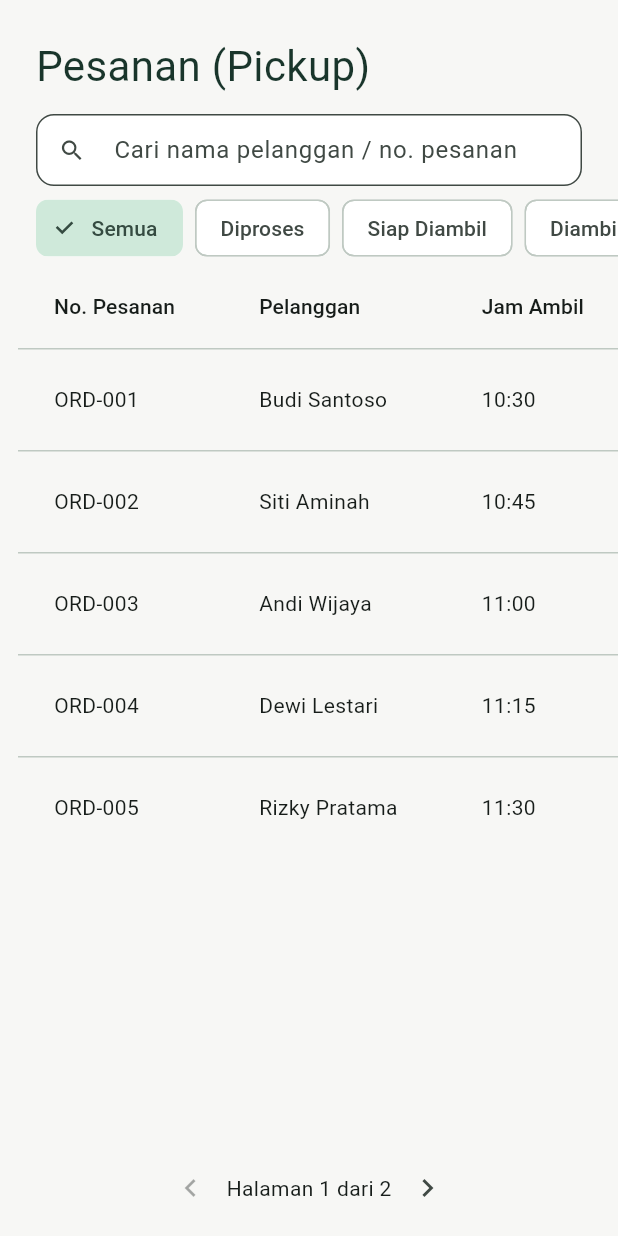
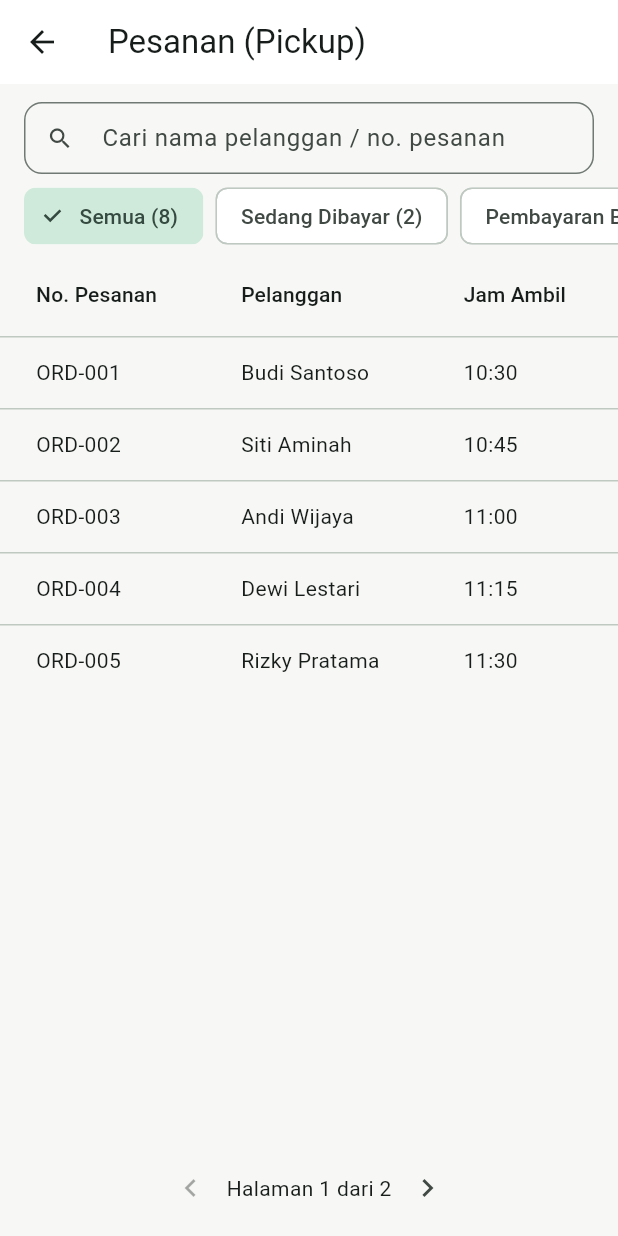
Before and after one commit to theeyogz/ibcdining, a Flutter app: the AdminPesananPage screen opened directly, on a phone screen of 412 x 824 dp. Run offline on Flutter 3.47's test engine with Material 3 defaults, Android fonts, the phone set to English and light mode, and no system bars; accounts and stored records are empty; Roboto replaces fonts that are missing (Times New Roman).

Commit message:
update admin pesanan page

```diff
--- a/lib/screens/admin_pesanan_page.dart
+++ b/lib/screens/admin_pesanan_page.dart
@@ -1,64 +1,124 @@
+import 'dart:math' show min;
+
 import 'package:flutter/material.dart';
 
-/// 1. MODEL DATA
+// ============================================================
+// CATATAN: semua nama selain AdminPesananPage diawali "_"
+// (privat). Dart tidak mengizinkan nama privat terlihat di file
+// lain, sehingga TIDAK MUNGKIN bentrok dengan common.dart,
+// admin_screens.dart, atau file lain di project.
+// ============================================================
 
-enum AdminOrderStatus { diproses, siapDiambil, diambil }
+// ------------------------------------------------------------
+// 1. MODEL DATA
+// ------------------------------------------------------------
 
-extension AdminOrderStatusX on AdminOrderStatus {
+enum _Status {
+  sedangDibayar,
+  pembayaranBerhasil,
+  sedangDiproses,
+  pesananSiap,
+  diambil,
+  dibatalkan,
+}
+
+/// Urutan alur normal pesanan (untuk timeline di modal).
+const List<_Status> _alur = [
+  _Status.sedangDibayar,
+  _Status.pembayaranBerhasil,
+  _Status.sedangDiproses,
+  _Status.pesananSiap,
+  _Status.diambil,
+];
+
+extension _StatusX on _Status {
   String get label {
     switch (this) {
-      case AdminOrderStatus.diproses:
-        return 'Diproses';
-      case AdminOrderStatus.siapDiambil:
-        return 'Siap Diambil';
-      case AdminOrderStatus.diambil:
+      case _Status.sedangDibayar:
+        return 'Sedang Dibayar';
+      case _Status.pembayaranBerhasil:
+        return 'Pembayaran Berhasil';
+      case _Status.sedangDiproses:
+        return 'Sedang Diproses';
+      case _Status.pesananSiap:
+        return 'Pesanan Siap';
+      case _Status.diambil:
         return 'Diambil';
+      case _Status.dibatalkan:
+        return 'Dibatalkan';
     }
   }
 
   Color get color {
     switch (this) {
-      case AdminOrderStatus.diproses:
+      case _Status.sedangDibayar:
+        return Colors.deepPurple;
+      case _Status.pembayaranBerhasil:
+        return Colors.teal;
+      case _Status.sedangDiproses:
         return Colors.orange;
-      case AdminOrderStatus.siapDiambil:
+      case _Status.pesananSiap:
         return Colors.blue;
-      case AdminOrderStatus.diambil:
+      case _Status.diambil:
         return Colors.green;
+      case _Status.dibatalkan:
+        return Colors.red;
     }
   }
 
-  /// Status berikutnya dalam alur pesanan (null jika sudah final).
-  AdminOrderStatus? get next {
+  IconData get icon {
     switch (this) {
-      case AdminOrderStatus.diproses:
-        return AdminOrderStatus.siapDiambil;
-      case AdminOrderStatus.siapDiambil:
-        return AdminOrderStatus.diambil;
-      case AdminOrderStatus.diambil:
+      case _Status.sedangDibayar:
+        return Icons.hourglass_top;
+      case _Status.pembayaranBerhasil:
+        return Icons.payments_outlined;
+      case _Status.sedangDiproses:
+        return Icons.soup_kitchen_outlined;
+      case _Status.pesananSiap:
+        return Icons.shopping_bag_outlined;
+      case _Status.diambil:
+        return Icons.check_circle_outline;
+      case _Status.dibatalkan:
+        return Icons.cancel_outlined;
+    }
+  }
+
+  /// Status berikutnya yang boleh dipilih ADMIN.
+  /// sedangDibayar & dibatalkan -> null (diatur otomatis oleh sistem).
+  _Status? get next {
+    switch (this) {
+      case _Status.pembayaranBerhasil:
+        return _Status.sedangDiproses;
+      case _Status.sedangDiproses:
+        return _Status.pesananSiap;
+      case _Status.pesananSiap:
+        return _Status.diambil;
+      default:
         return null;
     }
   }
 
-  /// Teks tombol aksi admin.
   String? get actionLabel {
     switch (this) {
-      case AdminOrderStatus.diproses:
+      case _Status.pembayaranBerhasil:
+        return 'Proses Pesanan';
+      case _Status.sedangDiproses:
         return 'Tandai Siap';
-      case AdminOrderStatus.siapDiambil:
+      case _Status.pesananSiap:
         return 'Tandai Diambil';
-      case AdminOrderStatus.diambil:
+      default:
         return null;
     }
   }
 }
 
-class AdminOrderItem {
+class _Item {
   final String nama;
   final int qty;
   final int hargaSatuan;
   final String? catatan;
 
-  const AdminOrderItem({
+  const _Item({
     required this.nama,
     required this.qty,
     required this.hargaSatuan,
@@ -68,28 +128,34 @@ class AdminOrderItem {
   int get subtotal => qty * hargaSatuan;
 }
 
-class AdminOrder {
+class _Order {
   final String noPesanan;
   final String namaPelanggan;
   final String jamAmbil;
   final String metodeBayar;
-  final List<AdminOrderItem> items;
-  AdminOrderStatus status;
+  final List<_Item> items;
+  _Status status;
 
-  AdminOrder({
+  _Order({
     required this.noPesanan,
     required this.namaPelanggan,
     required this.jamAmbil,
     required this.metodeBayar,
     required this.items,
-    this.status = AdminOrderStatus.diproses,
+    required this.status,
   });
 
-  int get total => items.fold(0, (sum, item) => sum + item.subtotal);
+  int get total {
+    int sum = 0;
+    for (final item in items) {
+      sum += item.subtotal;
+    }
+    return sum;
+  }
 }
 
-/// Format angka -> "Rp 15.000"
-String _rupiah(int value) {
+/// Format angka menjadi "Rp 15.000"
+String _formatRupiah(int value) {
   final s = value.toString();
   final buf = StringBuffer();
   for (int i = 0; i < s.length; i++) {
@@ -99,7 +165,9 @@ String _rupiah(int value) {
   return 'Rp $buf';
 }
 
-/// 2. HALAMAN ADMIN - PESANAN (PICKUP)
+// ------------------------------------------------------------
+// 2. HALAMAN ADMIN - PESANAN (PICKUP)
+// ------------------------------------------------------------
 
 class AdminPesananPage extends StatefulWidget {
   const AdminPesananPage({super.key});
@@ -110,101 +178,101 @@ class AdminPesananPage extends StatefulWidget {
 
 class _AdminPesananPageState extends State<AdminPesananPage> {
   // Data contoh. Ganti dengan data dari Firebase/API milikmu.
-  final List<AdminOrder> _orders = [
-    AdminOrder(
+  final List<_Order> _orders = [
+    _Order(
       noPesanan: 'ORD-001',
       namaPelanggan: 'Budi Santoso',
       jamAmbil: '10:30',
       metodeBayar: 'QRIS',
+      status: _Status.sedangDibayar,
       items: const [
-        AdminOrderItem(
-            nama: 'Kopi Susu',
-            qty: 2,
-            hargaSatuan: 18000,
-            catatan: 'Less sugar'),
-        AdminOrderItem(nama: 'Roti Bakar', qty: 1, hargaSatuan: 15000),
+        _Item(nama: 'Kopi Susu', qty: 2, hargaSatuan: 18000, catatan: 'Less sugar'),
+        _Item(nama: 'Roti Bakar', qty: 1, hargaSatuan: 15000),
       ],
     ),
-    AdminOrder(
+    _Order(
       noPesanan: 'ORD-002',
       namaPelanggan: 'Siti Aminah',
       jamAmbil: '10:45',
-      metodeBayar: 'Tunai',
-      status: AdminOrderStatus.siapDiambil,
+      metodeBayar: 'Transfer Bank',
+      status: _Status.pembayaranBerhasil,
       items: const [
-        AdminOrderItem(
-            nama: 'Matcha Latte',
-            qty: 1,
-            hargaSatuan: 22000,
-            catatan: 'Es banyak'),
+        _Item(nama: 'Matcha Latte', qty: 1, hargaSatuan: 22000, catatan: 'Es banyak'),
       ],
     ),
-    AdminOrder(
+    _Order(
       noPesanan: 'ORD-003',
       namaPelanggan: 'Andi Wijaya',
       jamAmbil: '11:00',
-      metodeBayar: 'Transfer',
-      status: AdminOrderStatus.diambil,
+      metodeBayar: 'Kartu Kredit',
+      status: _Status.diambil,
       items: const [
-        AdminOrderItem(nama: 'Nasi Goreng', qty: 2, hargaSatuan: 25000),
-        AdminOrderItem(nama: 'Es Teh', qty: 2, hargaSatuan: 6000),
+        _Item(nama: 'Nasi Goreng', qty: 2, hargaSatuan: 25000),
+        _Item(nama: 'Es Teh', qty: 2, hargaSatuan: 6000),
       ],
     ),
-    AdminOrder(
+    _Order(
       noPesanan: 'ORD-004',
       namaPelanggan: 'Dewi Lestari',
       jamAmbil: '11:15',
       metodeBayar: 'QRIS',
+      status: _Status.sedangDiproses,
       items: const [
-        AdminOrderItem(nama: 'Croissant', qty: 3, hargaSatuan: 17000),
+        _Item(nama: 'Croissant', qty: 3, hargaSatuan: 17000),
       ],
     ),
-    AdminOrder(
+    _Order(
       noPesanan: 'ORD-005',
       namaPelanggan: 'Rizky Pratama',
       jamAmbil: '11:30',
-      metodeBayar: 'Tunai',
+      metodeBayar: 'QRIS',
+      status: _Status.sedangDiproses,
       items: const [
-        AdminOrderItem(nama: 'Americano', qty: 1, hargaSatuan: 16000),
-        AdminOrderItem(
-            nama: 'Donat',
-            qty: 2,
-            hargaSatuan: 8000,
-            catatan: 'Dipisah kemasan'),
+        _Item(nama: 'Americano', qty: 1, hargaSatuan: 16000),
+        _Item(nama: 'Donat', qty: 2, hargaSatuan: 8000, catatan: 'Dipisah kemasan'),
       ],
     ),
-    AdminOrder(
+    _Order(
       noPesanan: 'ORD-006',
       namaPelanggan: 'Maya Putri',
       jamAmbil: '11:45',
-      metodeBayar: 'QRIS',
-      status: AdminOrderStatus.siapDiambil,
+      metodeBayar: 'Transfer Bank',
+      status: _Status.pesananSiap,
       items: const [
-        AdminOrderItem(nama: 'Mie Goreng', qty: 1, hargaSatuan: 20000),
+        _Item(nama: 'Mie Goreng', qty: 1, hargaSatuan: 20000),
       ],
     ),
-    AdminOrder(
+    _Order(
       noPesanan: 'ORD-007',
       namaPelanggan: 'Fajar Nugroho',
       jamAmbil: '12:00',
-      metodeBayar: 'Transfer',
+      metodeBayar: 'Kartu Kredit',
+      status: _Status.sedangDibayar,
       items: const [
-        AdminOrderItem(nama: 'Latte', qty: 2, hargaSatuan: 20000),
+        _Item(nama: 'Latte', qty: 2, hargaSatuan: 20000),
+      ],
+    ),
+    _Order(
+      noPesanan: 'ORD-008',
+      namaPelanggan: 'Lina Marlina',
+      jamAmbil: '12:15',
+      metodeBayar: 'QRIS',
+      status: _Status.dibatalkan,
+      items: const [
+        _Item(nama: 'Sandwich', qty: 1, hargaSatuan: 24000),
       ],
     ),
   ];
 
-  // State untuk filter, pencarian, dan pagination
-  AdminOrderStatus? _statusFilter; // null = semua
+  _Status? _statusFilter; // null = semua
   String _query = '';
   int _page = 0;
   static const int _perPage = 5;
 
-  /// Daftar pesanan setelah disaring status + kata kunci.
-  List<AdminOrder> get _filtered {
+  List<_Order> get _filtered {
+    final q = _query.toLowerCase();
     return _orders.where((o) {
       final cocokStatus = _statusFilter == null || o.status == _statusFilter;
-      final q = _query.toLowerCase();
       final cocokCari = q.isEmpty ||
           o.namaPelanggan.toLowerCase().contains(q) ||
           o.noPesanan.toLowerCase().contains(q);
@@ -217,34 +285,48 @@ class _AdminPesananPageState extends State<AdminPesananPage> {
     return n == 0 ? 1 : n;
   }
 
-  /// Potongan data untuk halaman aktif saja.
-  List<AdminOrder> get _pageItems {
+  List<_Order> get _pageItems {
     final list = _filtered;
     final start = _page * _perPage;
     if (start >= list.length) return [];
-    final end = (start + _perPage).clamp(0, list.length);
+    final end = min(start + _perPage, list.length);
     return list.sublist(start, end);
   }
 
-  void _ubahStatus(AdminOrder order) {
+  int _hitung(_Status? status) {
+    if (status == null) return _orders.length;
+    int n = 0;
+    for (final o in _orders) {
+      if (o.status == status) n++;
+    }
+    return n;
+  }
+
+  void _ubahStatus(_Order order) {
     final next = order.status.next;
     if (next == null) return;
-    setState(() => order.status = next);
+    setState(() {
+      order.status = next;
+      if (_page >= _pageCount) _page = _pageCount - 1;
+    });
     ScaffoldMessenger.of(context).showSnackBar(
       SnackBar(content: Text('${order.noPesanan} → ${next.label}')),
     );
-    // TODO: kirim perubahan ke backend (Firestore/API) di sini
-    // supaya tampilan user ikut berubah.
+    // TODO: kirim perubahan status ke backend (Firestore/API) di sini
+    // supaya tampilan pelanggan ikut berubah.
   }
 
-  void _lihatDetail(AdminOrder order) {
+  void _lihatDetail(_Order order) {
     showModalBottomSheet(
       context: context,
       isScrollControlled: true,
       shape: const RoundedRectangleBorder(
         borderRadius: BorderRadius.vertical(top: Radius.circular(20)),
       ),
-      builder: (_) => _DetailPesananSheet(order: order),
+      builder: (_) => _DetailSheet(
+        order: order,
+        onUbahStatus: () => _ubahStatus(order),
+      ),
     );
   }
 
@@ -252,33 +334,17 @@ class _AdminPesananPageState extends State<AdminPesananPage> {
   Widget build(BuildContext context) {
     final items = _pageItems;
 
-    return Column(
+    return Scaffold(
+      appBar: AppBar(title: const Text('Pesanan (Pickup)')),
+      body: Column(
         children: [
-        // ---------- Judul ----------
-        const Padding(
-          padding: EdgeInsets.fromLTRB(24, 24, 24, 0),
-          child: Align(
-            alignment: Alignment.centerLeft,
-            child: Text(
-              'Pesanan (Pickup)',
-              style: TextStyle(
-                fontSize: 28,
-                fontFamily: 'Times New Roman',
-                color: Color(0xFF19352B),
-              ),
-            ),
-          ),
-        ),
-
           // ---------- Pencarian ----------
           Padding(
-          padding: const EdgeInsets.fromLTRB(24, 12, 24, 4),
+            padding: const EdgeInsets.fromLTRB(16, 12, 16, 4),
             child: TextField(
               decoration: InputDecoration(
                 hintText: 'Cari nama pelanggan / no. pesanan',
                 prefixIcon: const Icon(Icons.search),
-              filled: true,
-              fillColor: Colors.white,
                 border: OutlineInputBorder(
                   borderRadius: BorderRadius.circular(12),
                 ),
@@ -286,7 +352,7 @@ class _AdminPesananPageState extends State<AdminPesananPage> {
               ),
               onChanged: (v) => setState(() {
                 _query = v;
-              _page = 0; // kembali ke halaman pertama
+                _page = 0;
               }),
             ),
           ),
@@ -294,26 +360,23 @@ class _AdminPesananPageState extends State<AdminPesananPage> {
           // ---------- Filter status ----------
           SingleChildScrollView(
             scrollDirection: Axis.horizontal,
-          padding: const EdgeInsets.symmetric(horizontal: 20),
+            padding: const EdgeInsets.symmetric(horizontal: 12),
             child: Row(
               children: [
                 _filterChip('Semua', null),
-              for (final s in AdminOrderStatus.values) _filterChip(s.label, s),
+                for (final s in _Status.values) _filterChip(s.label, s),
               ],
             ),
           ),
 
-        // ---------- Tabel pesanan ----------
+          // ---------- Tabel ----------
           Expanded(
             child: items.isEmpty
                 ? const Center(child: Text('Tidak ada pesanan ditemukan'))
                 : SingleChildScrollView(
               child: SingleChildScrollView(
                 scrollDirection: Axis.horizontal,
-                    padding: const EdgeInsets.symmetric(horizontal: 12),
                 child: DataTable(
-                      dataRowMinHeight: 52,
-                      dataRowMaxHeight: 68,
                   columns: const [
                     DataColumn(label: Text('No. Pesanan')),
                     DataColumn(label: Text('Pelanggan')),
@@ -330,17 +393,18 @@ class _AdminPesananPageState extends State<AdminPesananPage> {
           ),
 
           // ---------- Pagination ----------
-        _buildPagination(),
+          SafeArea(top: false, child: _buildPagination()),
         ],
+      ),
     );
   }
 
-  Widget _filterChip(String label, AdminOrderStatus? status) {
+  Widget _filterChip(String label, _Status? status) {
     final selected = _statusFilter == status;
     return Padding(
       padding: const EdgeInsets.symmetric(horizontal: 4),
       child: ChoiceChip(
-        label: Text(label),
+        label: Text('$label (${_hitung(status)})'),
         selected: selected,
         onSelected: (_) => setState(() {
           _statusFilter = status;
@@ -350,13 +414,12 @@ class _AdminPesananPageState extends State<AdminPesananPage> {
     );
   }
 
-  DataRow _buildRow(AdminOrder o) {
-    final nextLabel = o.status.actionLabel;
+  DataRow _buildRow(_Order o) {
     return DataRow(cells: [
       DataCell(Text(o.noPesanan)),
       DataCell(Text(o.namaPelanggan)),
       DataCell(Text(o.jamAmbil)),
-      DataCell(Text(_rupiah(o.total))),
+      DataCell(Text(_formatRupiah(o.total))),
       DataCell(Text(o.metodeBayar)),
       DataCell(_StatusBadge(status: o.status)),
       DataCell(Row(
@@ -366,13 +429,7 @@ class _AdminPesananPageState extends State<AdminPesananPage> {
             child: const Text('Lihat'),
           ),
           const SizedBox(width: 4),
-          // Tombol ubah status: pengganti "Simulasi admin" di sisi user
-          nextLabel == null
-              ? const Icon(Icons.check_circle, color: Colors.green)
-              : ElevatedButton(
-                  onPressed: () => _ubahStatus(o),
-                  child: Text(nextLabel),
-                ),
+          _AksiStatus(order: o, onUbah: () => _ubahStatus(o)),
         ],
       )),
     ]);
@@ -400,10 +457,12 @@ class _AdminPesananPageState extends State<AdminPesananPage> {
   }
 }
 
-/// 3. WIDGET PENDUKUNG
+// ------------------------------------------------------------
+// 3. WIDGET PENDUKUNG
+// ------------------------------------------------------------
 
 class _StatusBadge extends StatelessWidget {
-  final AdminOrderStatus status;
+  final _Status status;
   const _StatusBadge({required this.status});
 
   @override
@@ -411,10 +470,15 @@ class _StatusBadge extends StatelessWidget {
     return Container(
       padding: const EdgeInsets.symmetric(horizontal: 10, vertical: 4),
       decoration: BoxDecoration(
-        color: status.color.withValues(alpha: 0.15),
+        color: status.color.withAlpha(38), // ~15% transparan
         borderRadius: BorderRadius.circular(20),
       ),
-      child: Text(
+      child: Row(
+        mainAxisSize: MainAxisSize.min,
+        children: [
+          Icon(status.icon, size: 14, color: status.color),
+          const SizedBox(width: 4),
+          Text(
             status.label,
             style: TextStyle(
               color: status.color,
@@ -422,21 +486,113 @@ class _StatusBadge extends StatelessWidget {
               fontSize: 12,
             ),
           ),
+        ],
+      ),
     );
   }
 }
 
-/// Modal detail pesanan (dibuka dari tombol "Lihat")
-class _DetailPesananSheet extends StatelessWidget {
-  final AdminOrder order;
-  const _DetailPesananSheet({required this.order});
+/// Isi kolom "Aksi": tombol (admin), teks tunggu (sistem), atau ikon final.
+class _AksiStatus extends StatelessWidget {
+  final _Order order;
+  final VoidCallback onUbah;
+  const _AksiStatus({required this.order, required this.onUbah});
 
   @override
   Widget build(BuildContext context) {
+    final label = order.status.actionLabel;
+    if (label != null) {
+      return ElevatedButton(onPressed: onUbah, child: Text(label));
+    }
+    if (order.status == _Status.diambil) {
+      return const Icon(Icons.check_circle, color: Colors.green);
+    }
+    if (order.status == _Status.sedangDibayar) {
+      return const Text(
+        'Menunggu pelanggan',
+        style: TextStyle(fontStyle: FontStyle.italic, color: Colors.grey),
+      );
+    }
+    return const Text(
+      'Batal otomatis',
+      style: TextStyle(fontStyle: FontStyle.italic, color: Colors.grey),
+    );
+  }
+}
+
+/// Garis waktu alur pesanan (di dalam modal detail).
+class _Timeline extends StatelessWidget {
+  final _Status status;
+  const _Timeline({required this.status});
+
+  @override
+  Widget build(BuildContext context) {
+    if (status == _Status.dibatalkan) {
+      return Container(
+        width: double.infinity,
+        padding: const EdgeInsets.all(12),
+        decoration: BoxDecoration(
+          color: Colors.red.withAlpha(26), // ~10% transparan
+          borderRadius: BorderRadius.circular(12),
+        ),
+        child: const Text(
+          'Pesanan dibatalkan otomatis karena batas waktu pembayaran habis.',
+          style: TextStyle(color: Colors.red),
+        ),
+      );
+    }
+
+    final current = _alur.indexOf(status);
+    return Row(
+      crossAxisAlignment: CrossAxisAlignment.start,
+      children: [
+        for (int i = 0; i < _alur.length; i++)
+          Expanded(
+            child: Column(
+              children: [
+                Icon(
+                  i < current
+                      ? Icons.check_circle
+                      : (i == current
+                      ? Icons.radio_button_checked
+                      : Icons.circle_outlined),
+                  color: i < current
+                      ? Colors.green
+                      : (i == current ? _alur[i].color : Colors.grey),
+                ),
+                const SizedBox(height: 4),
+                Text(
+                  _alur[i].label,
+                  textAlign: TextAlign.center,
+                  style: TextStyle(
+                    fontSize: 10,
+                    fontWeight:
+                    i == current ? FontWeight.bold : FontWeight.normal,
+                    color: i > current ? Colors.grey : null,
+                  ),
+                ),
+              ],
+            ),
+          ),
+      ],
+    );
+  }
+}
+
+/// Modal detail pesanan (dibuka dari tombol "Lihat").
+class _DetailSheet extends StatelessWidget {
+  final _Order order;
+  final VoidCallback onUbahStatus;
+  const _DetailSheet({required this.order, required this.onUbahStatus});
+
+  @override
+  Widget build(BuildContext context) {
+    final actionLabel = order.status.actionLabel;
+
     return DraggableScrollableSheet(
       expand: false,
-      initialChildSize: 0.6,
-      maxChildSize: 0.9,
+      initialChildSize: 0.75,
+      maxChildSize: 0.95,
       builder: (context, scrollController) {
         return Padding(
           padding: const EdgeInsets.all(20),
@@ -455,7 +611,10 @@ class _DetailPesananSheet extends StatelessWidget {
               ),
               const SizedBox(height: 4),
               Text(
-                  '${order.namaPelanggan} • Ambil ${order.jamAmbil} • ${order.metodeBayar}'),
+                '${order.namaPelanggan} • Ambil ${order.jamAmbil} • ${order.metodeBayar}',
+              ),
+              const SizedBox(height: 16),
+              _Timeline(status: order.status),
               const Divider(height: 24),
 
               // Daftar item: qty × harga satuan, catatan, subtotal
@@ -463,9 +622,10 @@ class _DetailPesananSheet extends StatelessWidget {
                 child: ListView.separated(
                   controller: scrollController,
                   itemCount: order.items.length,
-                  separatorBuilder: (_, _) => const Divider(),
-                  itemBuilder: (_, i) {
+                  separatorBuilder: (context, index) => const Divider(),
+                  itemBuilder: (context, i) {
                     final item = order.items[i];
+                    final catatan = item.catatan;
                     return Row(
                       crossAxisAlignment: CrossAxisAlignment.start,
                       children: [
@@ -473,14 +633,17 @@ class _DetailPesananSheet extends StatelessWidget {
                           child: Column(
                             crossAxisAlignment: CrossAxisAlignment.start,
                             children: [
-                              Text(item.nama,
+                              Text(
+                                item.nama,
                                 style: const TextStyle(
-                                      fontWeight: FontWeight.w600)),
-                              Text('${item.qty} × ${_rupiah(item.hargaSatuan)}'),
-                              if (item.catatan != null &&
-                                  item.catatan!.isNotEmpty)
+                                    fontWeight: FontWeight.w600),
+                              ),
                               Text(
-                                  'Catatan: ${item.catatan}',
+                                '${item.qty} × ${_formatRupiah(item.hargaSatuan)}',
+                              ),
+                              if (catatan != null && catatan.isNotEmpty)
+                                Text(
+                                  'Catatan: $catatan',
                                   style: const TextStyle(
                                     fontStyle: FontStyle.italic,
                                     color: Colors.grey,
@@ -489,7 +652,7 @@ class _DetailPesananSheet extends StatelessWidget {
                             ],
                           ),
                         ),
-                        Text(_rupiah(item.subtotal)),
+                        Text(_formatRupiah(item.subtotal)),
                       ],
                     );
                   },
@@ -500,14 +663,33 @@ class _DetailPesananSheet extends StatelessWidget {
               Row(
                 mainAxisAlignment: MainAxisAlignment.spaceBetween,
                 children: [
-                  const Text('Total',
-                      style: TextStyle(
-                          fontSize: 16, fontWeight: FontWeight.bold)),
-                  Text(_rupiah(order.total),
+                  const Text(
+                    'Total',
+                    style:
+                    TextStyle(fontSize: 16, fontWeight: FontWeight.bold),
+                  ),
+                  Text(
+                    _formatRupiah(order.total),
                     style: const TextStyle(
-                          fontSize: 16, fontWeight: FontWeight.bold)),
+                        fontSize: 16, fontWeight: FontWeight.bold),
+                  ),
                 ],
               ),
+
+              if (actionLabel != null) ...[
+                const SizedBox(height: 12),
+                SizedBox(
+                  width: double.infinity,
+                  child: ElevatedButton(
+                    onPressed: () {
+                      Navigator.pop(context);
+                      onUbahStatus();
+                    },
+                    child: Text(actionLabel),
+                  ),
+                ),
+              ],
+              const SafeArea(top: false, child: SizedBox(height: 4)),
             ],
           ),
         );
```
Lines whose indentation alone changed are shown as unchanged.
